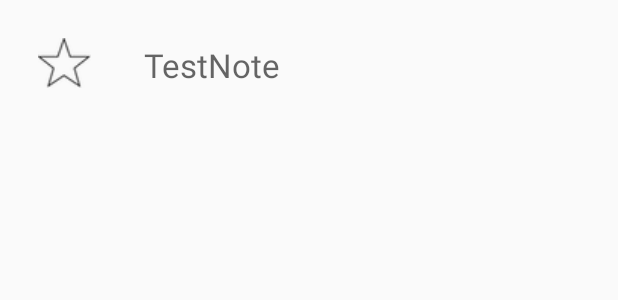
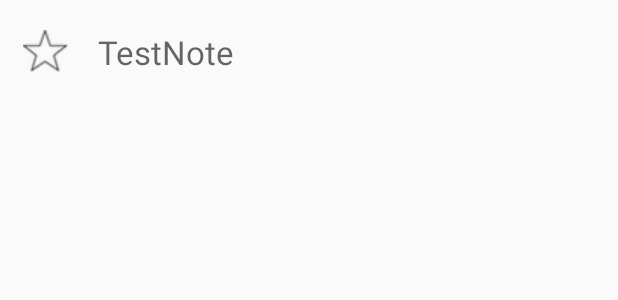
Before and after one commit to thatsabhi22/feathernotes, an Android app: the layout single_row.xml on its own in the app's theme, with its tools: preview values and no code run, on a phone screen of 412 x 824 dp. Shown: the top 300 px of the screen. Run offline under Robolectric (Android 15) with nearby library versions, the phone set to English and light mode, and no system bars.

Commit message:
Adding functionalities:
Adding Note to SQLITE Database on back of edit note screen
querying the database for notes with timestamp order latest first
star button added with glitches

```diff
--- a/app/build.gradle
+++ b/app/build.gradle
@@ -24,4 +24,5 @@ dependencies {
     testCompile 'junit:junit:4.12'
     compile 'com.android.support:appcompat-v7:23.0.1'
     compile 'com.android.support:design:23.0.1'
+
 }
--- /dev/null
+++ b/app/src/main/res/drawable/star.xml
@@ -0,0 +1,10 @@
+<?xml version="1.0" encoding="utf-8"?>
+<selector xmlns:android="http://schemas.android.com/apk/res/android">
+    <item android:state_pressed="true"
+        android:drawable="@drawable/solid_red_star" /> <!-- pressed -->
+    <item android:state_focused="true"
+        android:drawable="@drawable/solid_red_star" /> <!-- focused -->
+    <item android:state_hovered="true"
+        android:drawable="@drawable/solid_red_star" /> <!-- hovered -->
+    <item android:drawable="@drawable/hollow_star_30_30" /> <!-- default -->
+</selector>
--- a/app/src/main/res/layout/activity_splash_screen.xml
+++ b/app/src/main/res/layout/activity_splash_screen.xml
@@ -3,6 +3,7 @@
     xmlns:tools="http://schemas.android.com/tools"
     android:layout_width="match_parent"
     android:layout_height="match_parent"
+    android:background="#ffffff"
     android:paddingBottom="@dimen/activity_vertical_margin"
     android:paddingLeft="@dimen/activity_horizontal_margin"
     android:paddingRight="@dimen/activity_horizontal_margin"
--- a/app/src/main/res/layout/content_main.xml
+++ b/app/src/main/res/layout/content_main.xml
@@ -18,5 +18,6 @@
         android:id="@+id/listView"
         android:layout_alignParentTop="true"
         android:layout_alignParentLeft="true"
-        android:layout_alignParentStart="true" />
+        android:layout_alignParentStart="true"
+        android:textFilterEnabled="true" />
 </RelativeLayout>
--- a/app/src/main/res/layout/single_row.xml
+++ b/app/src/main/res/layout/single_row.xml
@@ -2,16 +2,20 @@
 <LinearLayout xmlns:android="http://schemas.android.com/apk/res/android"
     android:layout_width="match_parent"
     android:layout_height="match_parent"
+    android:descendantFocusability="blocksDescendants"
     android:orientation="horizontal"
-    android:padding="20dp"
-    android:paddingTop="50dp">
+    android:paddingTop="20dp"
+    android:paddingLeft="15dp"
+    android:paddingBottom="10dp">
 
-    <ImageView
+    <ImageButton android:id="@+id/favorite"
         android:layout_width="wrap_content"
         android:layout_height="wrap_content"
-        android:src="@drawable/hollow_star"
-        android:id="@+id/imageView3"
-        android:padding="5dp" />
+        android:src="@drawable/star"
+        android:background="#00ffffff"
+        android:onClick="onToggleStar" />
+
+    <!--android:focusable="false"-->
 
     <TextView
         android:layout_width="wrap_content"
@@ -20,8 +24,9 @@
         android:text="TestNote"
         android:id="@+id/noteTextView"
         android:layout_gravity="center_horizontal"
-        android:paddingLeft="30dp"
-        android:paddingTop="8.5dp"
+        android:singleLine="true"
+        android:ellipsize="end"
+        android:paddingLeft="20dp"
         android:textSize="22sp" />
-
+    <!--android:paddingTop="8.5dp"-->
 </LinearLayout>
```
Also changed, not shown: app/src/main/java/cook/cuu/feathernotes/EditNotes.java (+59 -2 lines), app/src/main/java/cook/cuu/feathernotes/MainActivity.java (+45 -2 lines), app/src/main/java/cook/cuu/feathernotes/dbHelper.java (added, +34 -0 lines), app/src/main/res/drawable/hollow_star_30_30.png (added).
